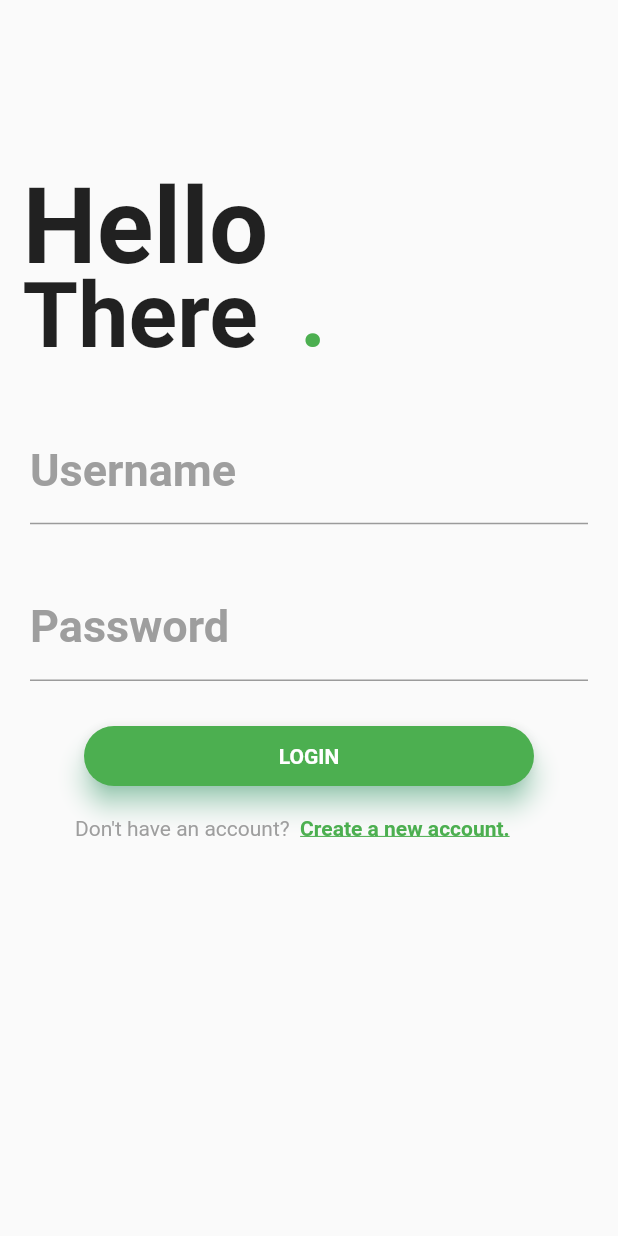
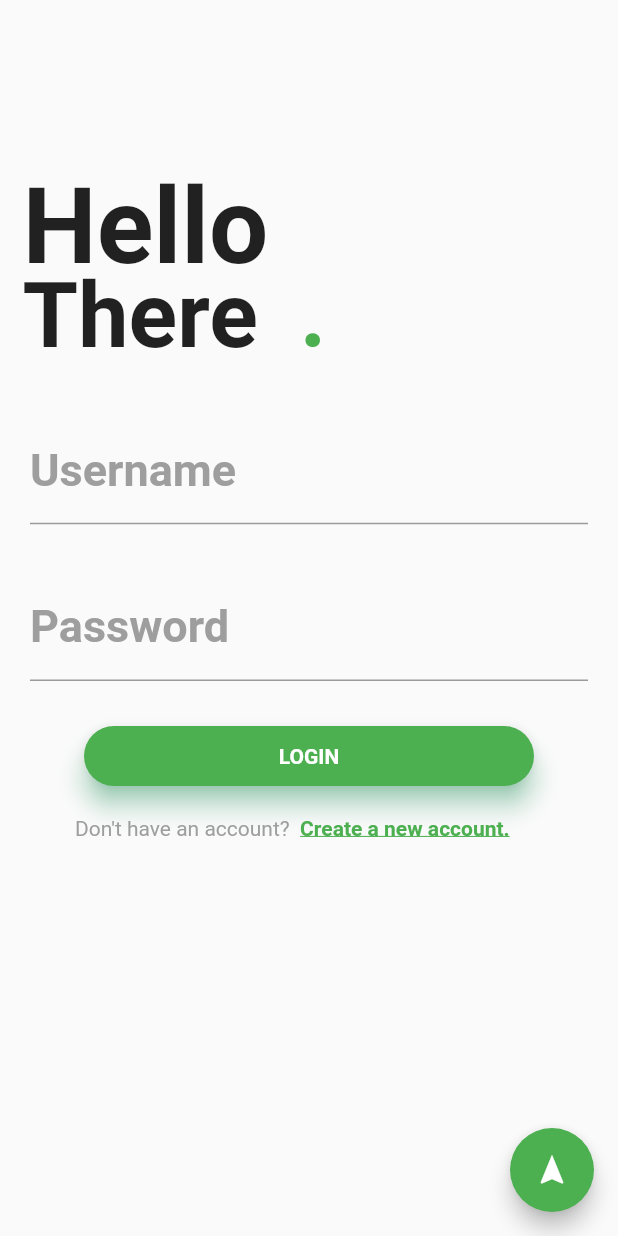
Before and after one commit to uzair110/Psych-help, a Flutter app: the screen it shows after launch, on a phone screen of 412 x 824 dp. Run offline on Flutter 3.47's test engine with Material 2 defaults, Android fonts, the phone set to English and light mode, and no system bars; accounts and stored records are empty.

```diff
--- a/lib/Mapper.dart
+++ b/lib/Mapper.dart
@@ -53,3 +53,37 @@ class ModData {
         lastName = data['lastName'],
         modLevel = data['modLevel'];
 }
+
+class PsyData {
+  String result;
+  String pid;
+  String firstName;
+  String lastName;
+  int phoneNumber;
+  String email;
+  String address;
+  String counsellType;
+  String city;
+
+  PsyData(
+      {this.result,
+      this.pid,
+      this.firstName,
+      this.lastName,
+      this.phoneNumber,
+      this.email,
+      this.address,
+      this.counsellType,
+      this.city});
+
+  PsyData.fromData(Map<String, dynamic> data)
+      : result = data['result'],
+        pid = data['pid'],
+        firstName = data['firstName'],
+        lastName = data['lastName'],
+        phoneNumber = data['phoneNumber'],
+        email = data['email'],
+        address = data['address'],
+        counsellType = data['counsellType'],
+        city = data['city'];
+}
--- a/lib/main.dart
+++ b/lib/main.dart
@@ -1,7 +1,7 @@
 // import 'dart:html';
 
 import 'package:flutter/material.dart';
-//import 'package:psych_help/Mapper.dart';
+import 'package:psych_help/Mapper.dart';
 import 'package:psych_help/psyprofile.dart';
 import 'package:psych_help/psyprofileuser.dart';
 import 'package:psych_help/services.dart';
@@ -246,13 +246,15 @@ class _LoginPageState extends State<LoginPage> {
               ]),
         ],
       ),
-      // floatingActionButton: FloatingActionButton(
-      //   onPressed: () async {
-      //     UserIds res = await App_services.signInPromise("ali", "12345");
-      //   },
-      //   child: Icon(Icons.navigation),
-      //   backgroundColor: Colors.green,
-      // ),
+      floatingActionButton: FloatingActionButton(
+        onPressed: () async {
+          PsyData res = await AppServices.searchPromise("ali", "12345");
+          print(res.firstName);
+          print(res.toString());
+        },
+        child: Icon(Icons.navigation),
+        backgroundColor: Colors.green,
+      ),
     );
   }
 }
```
Also changed, not shown: lib/services.dart (+22 -0 lines).
